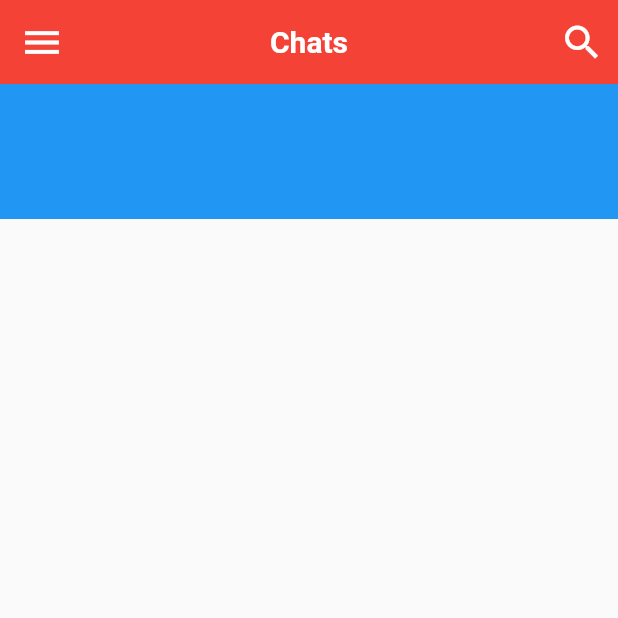
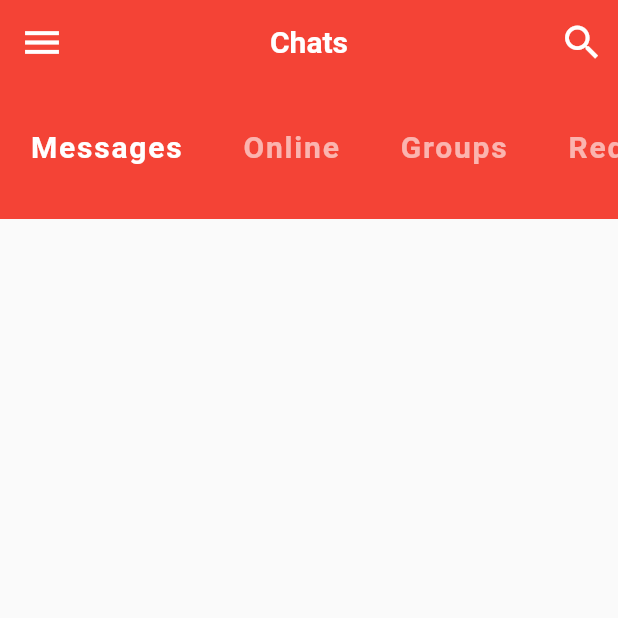
Before and after one commit to Sarvesh-SP/chatApp_UI, a Flutter app: the screen it shows after launch, on a phone screen of 412 x 824 dp, the top half of it. Run offline on Flutter 3.47's test engine with Material 2 defaults, Android fonts, the phone set to English and light mode, and no system bars.

Commit message:
Added nav bar

```diff
--- a/lib/widgets/category_selector.dart
+++ b/lib/widgets/category_selector.dart
@@ -12,11 +12,33 @@ class _CategorySelectorState extends State<CategorySelector> {
   Widget build(BuildContext context) {
     return Container(
       height: 90.0,
-      color: Colors.blue,
+      color: Theme.of(context).primaryColor,
       child: ListView.builder(
+        scrollDirection: Axis.horizontal,
         itemCount: categories.length,
-        itemBuilder: (BuildContext context, int index) {},
+        itemBuilder: (BuildContext context, int index) {
+          return GestureDetector(
+            onTap: () {
+              setState(() {
+                slectedIndex = index;
+              });
+            },
+            child: Padding(
+                padding: EdgeInsets.symmetric(horizontal: 20.0, vertical: 30.0),
+                child: Text(
+                  categories[index],
+                  style: TextStyle(
+                      color:
+                          index == slectedIndex ? Colors.white : Colors.white60,
+                      fontSize: 20.0,
+                      fontWeight: FontWeight.bold,
+                      letterSpacing: 1.2),
+                )),
+          );
+        },
       ),
     );
   }
 }
+
+class GestureDetectors {}
```
